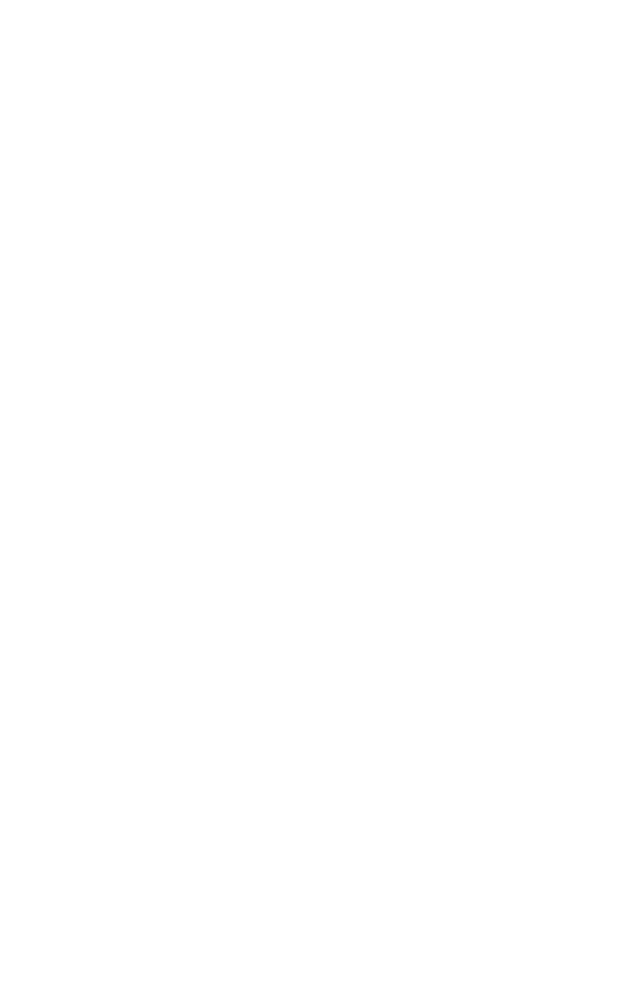
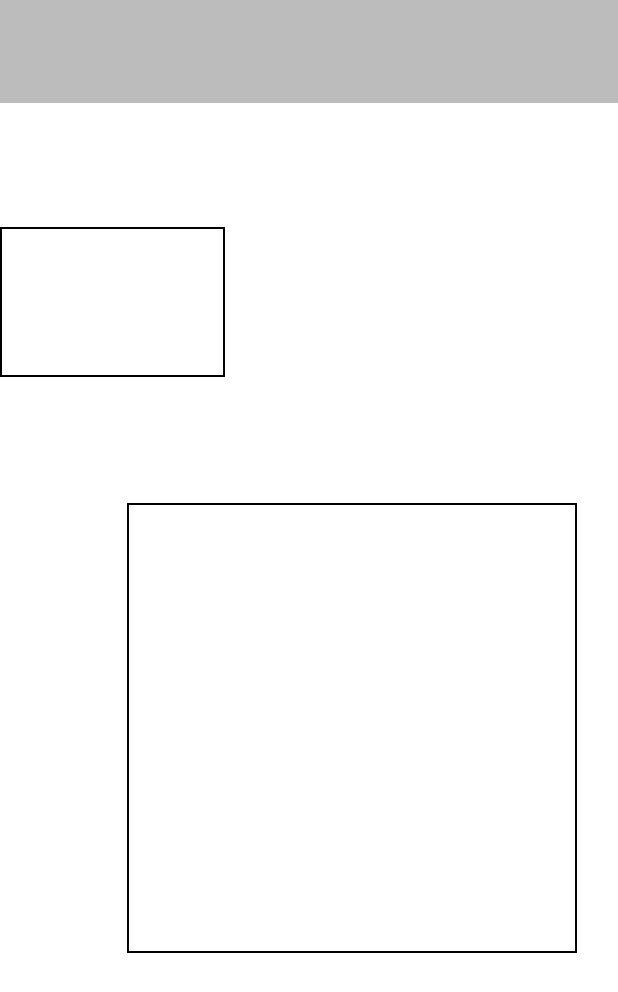
Before and after one commit to roncan1/Appjam_Inigma, an Android app: the MemoActivity screen opened directly, with no data from a screen before it, on a phone screen of 412 x 824 dp. Before the commit the part shown is empty. Shown: the top 992 px of the screen. Run offline under Robolectric (Android 15) with nearby library versions, the phone set to English and light mode, and no system bars.

Commit message:
fourth view add

```diff
--- a/app/src/main/java/com/inigma/appjaminigma/MemoActivity.java
+++ b/app/src/main/java/com/inigma/appjaminigma/MemoActivity.java
@@ -1,14 +1,23 @@
 package com.inigma.appjaminigma;
 
 import android.os.Bundle;
+import android.widget.EditText;
+import android.widget.TextView;
 
 import androidx.appcompat.app.AppCompatActivity;
 
 public class MemoActivity extends AppCompatActivity {
 
+    TextView titleText; //주제 textView
+    EditText customText; //설명 editText
+
     @Override
     protected void onCreate(Bundle savedInstanceState) {
         super.onCreate(savedInstanceState);
-        setContentView(R.layout.activity_memo);
+        setContentView(R.layout.activity_memo); //출
+
+        //텍스트뷰에 텍스트가 출력되게끔하기
+        titleText = (TextView)findViewById(R.id.showText);
+        customText = (EditText)findViewById(R.id.makeText);
     }
 }
--- /dev/null
+++ b/app/src/main/res/drawable/texts_round_colors.xml
@@ -0,0 +1,9 @@
+<?xml version="1.0" encoding="utf-8"?>
+<layer-list xmlns:android="http://schemas.android.com/apk/res/android">
+    <item>
+        <shape android:shape="rectangle">
+            <stroke android:width = "1dp" android:color = "#000000"/>
+            <solid android:color = "#FFFFFFFF"/>
+        </shape>
+    </item>
+</layer-list>
--- a/app/src/main/res/layout/activity_main.xml
+++ b/app/src/main/res/layout/activity_main.xml
@@ -6,13 +6,5 @@
     android:layout_height="match_parent"
     tools:context=".MainActivity">
 
-    <TextView
-        android:id="@+id/textView"
-        android:layout_width="wrap_content"
-        android:layout_height="wrap_content"
-        android:text="test"
-        android:textSize="100dp"
-        app:layout_constraintStart_toStartOf="parent"
-        app:layout_constraintTop_toTopOf="parent" />
 
 </androidx.constraintlayout.widget.ConstraintLayout>
--- a/app/src/main/res/layout/activity_memo.xml
+++ b/app/src/main/res/layout/activity_memo.xml
@@ -1,8 +1,60 @@
 <?xml version="1.0" encoding="utf-8"?>
-<androidx.constraintlayout.widget.ConstraintLayout xmlns:android="http://schemas.android.com/apk/res/android"
+<LinearLayout xmlns:android="http://schemas.android.com/apk/res/android"
     android:layout_width="match_parent"
     android:layout_height="match_parent"
     xmlns:tools="http://schemas.android.com/tools"
-    tools:context=".MemoActivity">
+    xmlns:app="http://schemas.android.com/apk/res-auto"
+    tools:context=".MemoActivity"
+    android:orientation="vertical">
 
-</androidx.constraintlayout.widget.ConstraintLayout>
+    <LinearLayout
+        android:layout_width="match_parent"
+        android:layout_height="match_parent"
+        android:layout_weight="11"
+        android:orientation="horizontal"
+        android:background="#BCBCBC">
+    </LinearLayout>
+
+    <LinearLayout
+        android:layout_width="match_parent"
+        android:layout_height="match_parent"
+        android:layout_weight="1">
+
+        <androidx.constraintlayout.widget.ConstraintLayout
+            android:layout_width="match_parent"
+            android:layout_height="match_parent">
+
+            <TextView
+                android:layout_width="150dp"
+                android:layout_height="100dp"
+                app:layout_constraintBottom_toBottomOf="parent"
+                app:layout_constraintEnd_toEndOf="parent"
+                app:layout_constraintHorizontal_bias="0.0"
+                app:layout_constraintStart_toStartOf="parent"
+                app:layout_constraintTop_toTopOf="parent"
+                app:layout_constraintVertical_bias="0.126"
+                android:background="@drawable/texts_round_colors"
+                android:textColor="@color/black"
+                android:textSize="20sp"
+                android:id="@+id/showText" />
+
+            <EditText
+                android:layout_width="300dp"
+                android:layout_height="300dp"
+                app:layout_constraintBottom_toBottomOf="parent"
+                app:layout_constraintEnd_toEndOf="parent"
+                app:layout_constraintHorizontal_bias="0.756"
+                app:layout_constraintStart_toStartOf="parent"
+                app:layout_constraintTop_toTopOf="parent"
+                app:layout_constraintVertical_bias="0.586"
+                android:background="@drawable/texts_round_colors"
+                android:textColor="@color/black"
+                android:textSize="18sp"
+                android:id="@+id/makeText"/>
+
+
+        </androidx.constraintlayout.widget.ConstraintLayout>
+
+    </LinearLayout>
+
+</LinearLayout>
```
